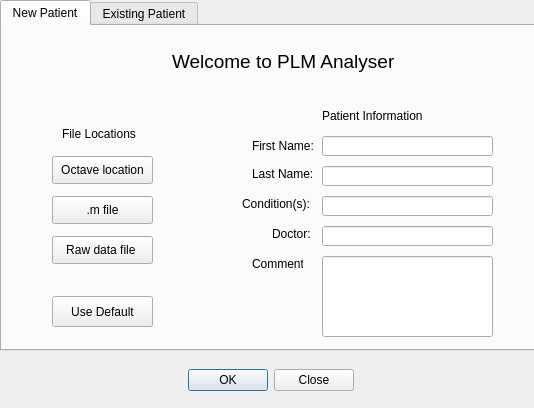
First picture: the form in GUI/editwindow.ui, repository ihl396/emory-plm, before the edit.
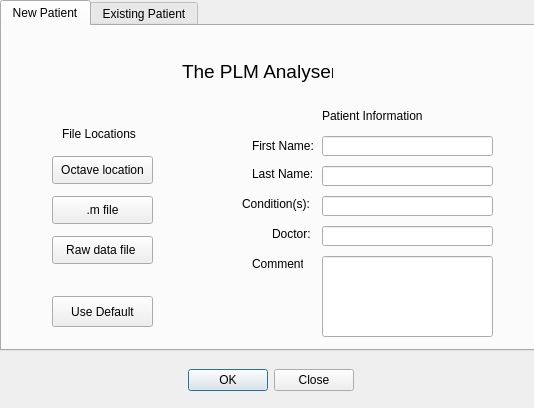
Second picture: the form after the edit.

```diff
--- a/GUI/editwindow.ui
+++ b/GUI/editwindow.ui
@@ -256,9 +256,9 @@
     <widget class="QLabel" name="label_8">
      <property name="geometry">
       <rect>
-       <x>170</x>
-       <y>20</y>
-       <width>231</width>
+       <x>180</x>
+       <y>30</y>
+       <width>151</width>
        <height>31</height>
       </rect>
      </property>
@@ -268,7 +268,7 @@
       </font>
      </property>
      <property name="text">
-      <string>Welcome to PLM Analyser</string>
+      <string>The PLM Analyser</string>
      </property>
      <property name="textFormat">
       <enum>Qt::AutoText</enum>
```
